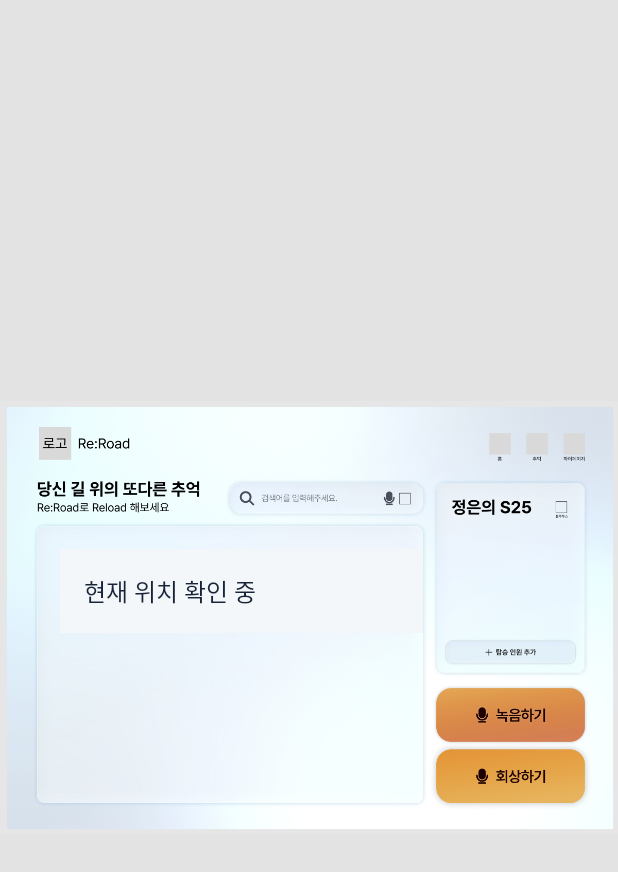
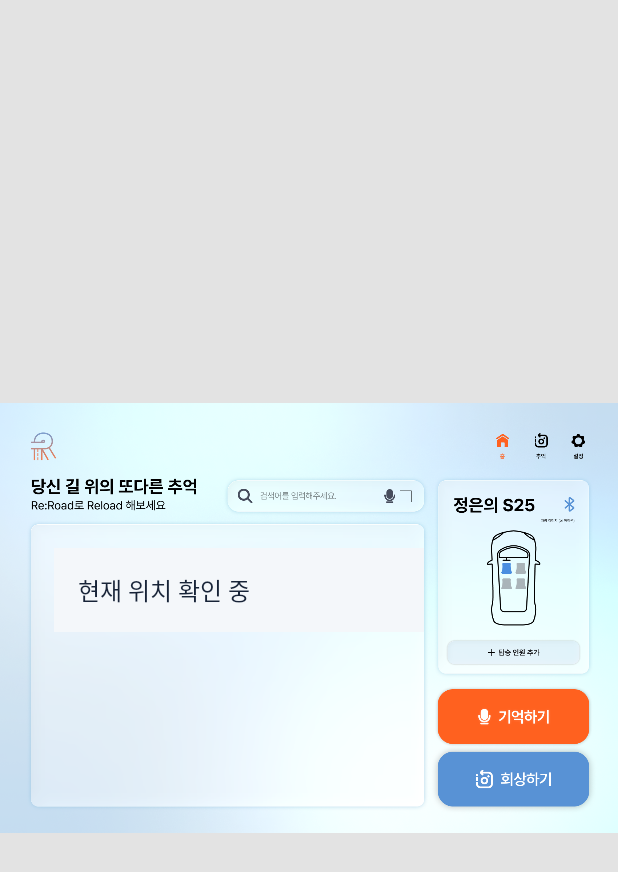
Before and after one commit to dbco0711/Re, an Android app: the screen it shows after launch (MainActivity), on a phone screen of 412 x 824 dp. Shown: the top 872 px of the screen. Run offline under Robolectric (Android 15) with nearby library versions, the phone set to English and light mode, and no system bars; libraries missing offline, so code that uses them is left out: ai.pleos.playground; 3 statements that could not run were skipped.

Commit message:
Update Re Road home screen artwork

```diff
--- a/android-app/practice-pleos/app/src/main/res/layout/activity_re_road.xml
+++ b/android-app/practice-pleos/app/src/main/res/layout/activity_re_road.xml
@@ -12,25 +12,25 @@
         android:id="@+id/header_box"
         android:layout_width="wrap_content"
         android:layout_height="wrap_content"
-        android:tag="71,50,1136,118" />
+        android:tag="85,80,1620,158" />
 
     <FrameLayout
         android:id="@+id/logo_box"
         android:layout_width="wrap_content"
         android:layout_height="wrap_content"
-        android:tag="76,50,253,115" />
+        android:tag="85,80,155,158" />
 
     <FrameLayout
         android:id="@+id/intro_box"
         android:layout_width="wrap_content"
         android:layout_height="wrap_content"
-        android:tag="71,153,430,220" />
+        android:tag="85,207,550,300" />
 
     <FrameLayout
         android:id="@+id/main_content_box"
         android:layout_width="wrap_content"
         android:layout_height="wrap_content"
-        android:tag="71,243,822,782">
+        android:tag="85,334,1168,1111">
 
         <TextView
             android:id="@+id/pleos_location_text"
@@ -99,25 +99,25 @@
         android:id="@+id/passenger_box"
         android:layout_width="wrap_content"
         android:layout_height="wrap_content"
-        android:tag="848,158,1136,529" />
+        android:tag="1205,213,1621,746" />
 
     <FrameLayout
         android:id="@+id/passenger_list_box"
         android:layout_width="wrap_content"
         android:layout_height="wrap_content"
-        android:tag="865,236,1119,456" />
+        android:tag="1230,310,1595,646" />
 
     <FrameLayout
         android:id="@+id/search_box"
         android:layout_width="wrap_content"
         android:layout_height="wrap_content"
-        android:tag="445,158,822,220" />
+        android:tag="625,213,1168,300" />
 
     <Button
         android:id="@+id/nav_home"
         android:layout_width="wrap_content"
         android:layout_height="wrap_content"
-        android:tag="944,57,998,123"
+        android:tag="1350,78,1415,160"
         android:backgroundTint="@null"
         android:text="홈"
         android:textColor="@android:color/transparent"
@@ -141,7 +141,7 @@
         android:id="@+id/nav_memories"
         android:layout_width="wrap_content"
         android:layout_height="wrap_content"
-        android:tag="1016,57,1070,123"
+        android:tag="1456,78,1521,160"
         android:backgroundTint="@null"
         android:text="추억"
         android:textColor="@android:color/transparent"
@@ -165,9 +165,9 @@
         android:id="@+id/nav_profile"
         android:layout_width="wrap_content"
         android:layout_height="wrap_content"
-        android:tag="1088,57,1142,123"
+        android:tag="1558,78,1623,160"
         android:backgroundTint="@null"
-        android:text="마이페이지"
+        android:text="설정"
         android:textColor="@android:color/transparent"
         android:stateListAnimator="@null"
         android:minWidth="0dp"
@@ -189,7 +189,7 @@
         android:id="@+id/search_input"
         android:layout_width="wrap_content"
         android:layout_height="wrap_content"
-        android:tag="502,168,738,210"
+        android:tag="711,224,1046,286"
         android:background="@android:color/transparent"
         android:hint="검색어를 입력해주세요."
         android:textColorHint="@android:color/transparent"
@@ -205,7 +205,7 @@
         android:id="@+id/voice_search_button"
         android:layout_width="wrap_content"
         android:layout_height="wrap_content"
-        android:tag="738,163,771,216"
+        android:tag="1046,224,1096,286"
         android:backgroundTint="@null"
         android:text="음성 검색"
         android:textColor="@android:color/transparent"
@@ -229,7 +229,7 @@
         android:id="@+id/search_action_button"
         android:layout_width="wrap_content"
         android:layout_height="wrap_content"
-        android:tag="772,163,805,216"
+        android:tag="1096,224,1140,286"
         android:backgroundTint="@null"
         android:text="검색"
         android:textColor="@android:color/transparent"
@@ -253,7 +253,7 @@
         android:id="@+id/bluetooth_button"
         android:layout_width="wrap_content"
         android:layout_height="wrap_content"
-        android:tag="1064,181,1118,236"
+        android:tag="1534,240,1601,312"
         android:backgroundTint="@null"
         android:text="블루투스"
         android:textColor="@android:color/transparent"
@@ -277,7 +277,7 @@
         android:id="@+id/add_passenger_button"
         android:layout_width="wrap_content"
         android:layout_height="wrap_content"
-        android:tag="865,465,1119,511"
+        android:tag="1230,653,1596,721"
         android:backgroundTint="@null"
         android:text="탑승 인원 추가"
         android:textColor="@android:color/transparent"
@@ -301,7 +301,7 @@
         android:id="@+id/status_text"
         android:layout_width="wrap_content"
         android:layout_height="wrap_content"
-        android:tag="847,530,1136,558"
+        android:tag="1205,747,1621,787"
         android:gravity="center_vertical"
         android:ellipsize="end"
         android:maxLines="1"
@@ -312,9 +312,9 @@
         android:id="@+id/record_button"
         android:layout_width="wrap_content"
         android:layout_height="wrap_content"
-        android:tag="847,558,1136,663"
+        android:tag="1204,788,1621,940"
         android:backgroundTint="@null"
-        android:text="녹음하기"
+        android:text="기억하기"
         android:textColor="@android:color/transparent"
         android:stateListAnimator="@null"
         android:minWidth="0dp"
@@ -336,7 +336,7 @@
         android:id="@+id/recall_button"
         android:layout_width="wrap_content"
             android:layout_height="wrap_content"
-        android:tag="847,677,1136,782"
+        android:tag="1204,960,1621,1112"
         android:backgroundTint="@null"
         android:text="회상하기"
         android:textColor="@android:color/transparent"
```
Also changed, not shown: android-app/practice-pleos/app/src/main/res/drawable-nodpi/re_road_reference.png.
